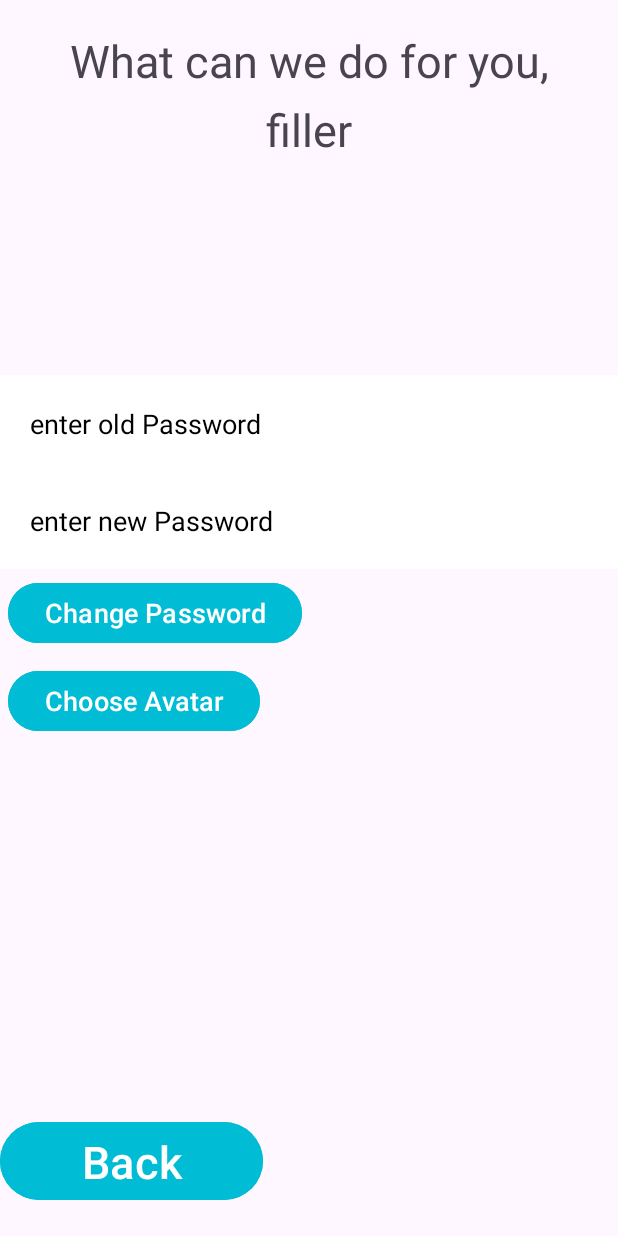
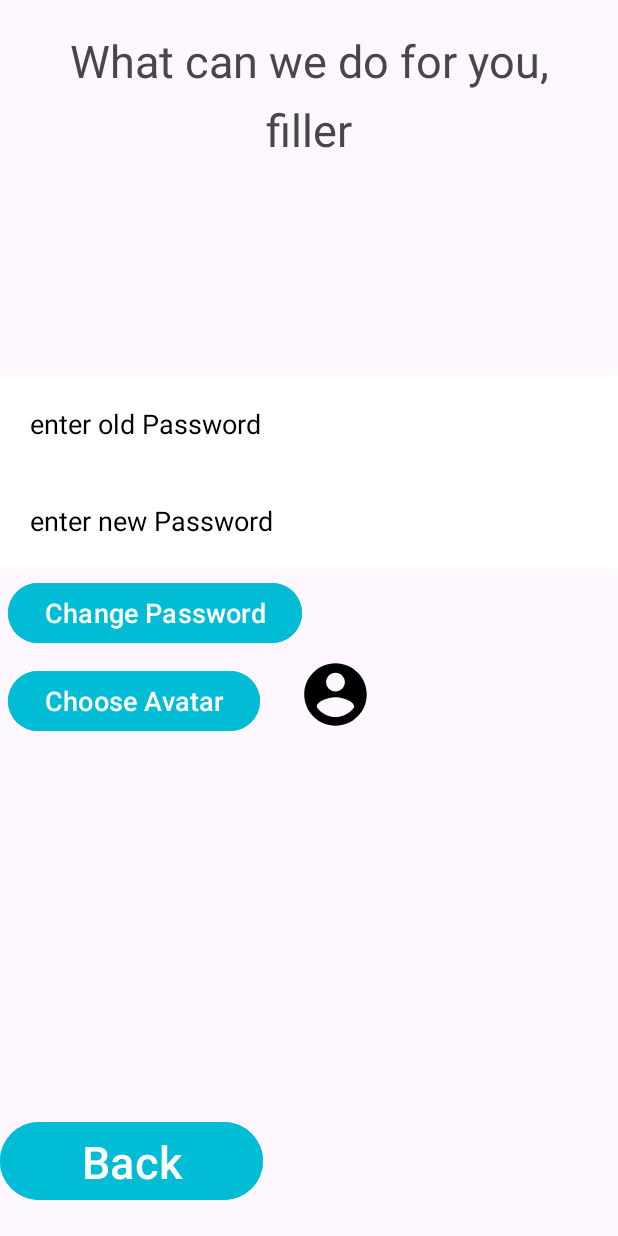
Before and after one commit to MichaelFalknerEHealth/PullChallenge, an Android app: the layout activity_profile.xml on its own in the app's theme, with its tools: preview values and no code run, on a phone screen of 412 x 824 dp. Run offline under Robolectric (Android 15) with nearby library versions, the phone set to English and light mode, and no system bars.

Commit message:
implemented camera to take pictures, choose pictures from gallery

```diff
--- a/app/src/main/java/com/example/challenge_login/Profile.java
+++ b/app/src/main/java/com/example/challenge_login/Profile.java
@@ -35,8 +35,6 @@ public class Profile extends AppCompatActivity {
     private static final int CAMERA_PERMISSION_CODE = 1;
     private static final int REQUEST_IMAGE_CAPTURE = 1;
     ActivityResultLauncher<Uri> takePictureLauncher;
-
-
 
     ActivityResultLauncher<Intent> resultLauncher;
     ImageView IVPic;
@@ -168,6 +166,7 @@ public class Profile extends AppCompatActivity {
     private void pickImage(){
         Intent intent = new Intent(MediaStore.ACTION_PICK_IMAGES);
         resultLauncher.launch(intent);
+        //test
     }
 
     private void registerResult(){
--- a/app/src/main/res/layout/activity_profile.xml
+++ b/app/src/main/res/layout/activity_profile.xml
@@ -16,6 +16,16 @@
         android:gravity="center"
         android:layout_marginTop="5dp"
         android:text="filler"/>
+
+    <ImageView
+        android:layout_width="50dp"
+        android:layout_height="50dp"
+        android:id="@+id/IVPic"
+        android:layout_below="@id/BTChangePW"
+        android:layout_toRightOf="@id/BTPicture"
+        android:layout_marginLeft="20dp"
+        android:src="@drawable/person"/>
+
     <TextView
         android:id="@+id/TVHello"
         android:layout_width="match_parent"
@@ -48,6 +58,7 @@
         android:layout_height="wrap_content"
         android:textSize="18dp"
         android:text="Change Password" />
+
     <EditText
         android:layout_width="match_parent"
         android:id="@+id/ETPWold"
@@ -58,6 +69,7 @@
         android:layout_marginTop="250dp"
         android:background="@color/white"
         android:layout_height="wrap_content"/>
+
     <EditText
         android:layout_width="match_parent"
         android:id="@+id/ETPWnew"
@@ -68,6 +80,7 @@
         android:background="@color/white"
         android:inputType="textPassword"
         android:layout_height="wrap_content"/>
+
     <Button
         android:id="@+id/BTPicture"
         android:layout_width="wrap_content"
```
